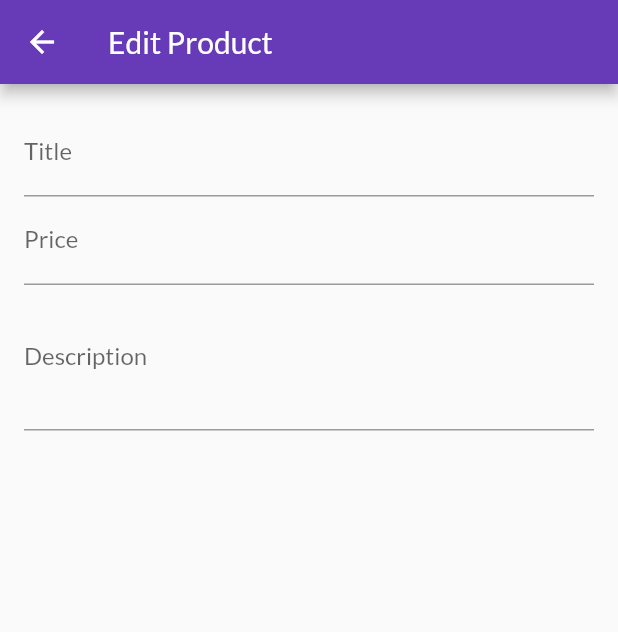
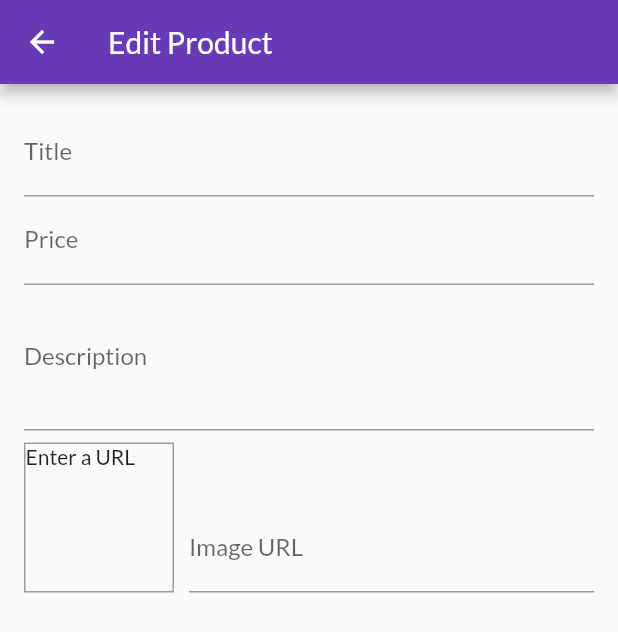
Before and after one commit to emtalen/shop_app, a Flutter app: the EditProductScreen screen opened by its route, on a phone screen of 412 x 824 dp. Shown: the top 632 px of the screen. Run offline on Flutter 3.47's test engine with Material 2 defaults, Android fonts, the phone set to English and light mode, and no system bars; network calls fail.

Commit message:
adding a image uploader and a preview of the image

```diff
--- a/lib/screens/edit_product_screen.dart
+++ b/lib/screens/edit_product_screen.dart
@@ -9,12 +9,29 @@ class EditProductScreen extends StatefulWidget {
 class _EditProductScreenState extends State<EditProductScreen> {
   final _priceFocusNode = FocusNode();
   final _descriptionFocusNode = FocusNode();
+  final _imageUrlController = TextEditingController();
+  final _imageUrlFocusNode = FocusNode();
+
+  @override
+  void initState() {
+    _imageUrlFocusNode.addListener(_updateImageUrl);
+    super.initState();
+  }
 
   @override
   void dispose() {
+    _imageUrlFocusNode.removeListener(_updateImageUrl);
     _priceFocusNode.dispose();
     _descriptionFocusNode.dispose();
+    _imageUrlController.dispose();
+    _imageUrlFocusNode.dispose();
     super.dispose();
+  }
+
+  void _updateImageUrl() {
+    if (!_imageUrlFocusNode.hasFocus) {
+      setState(() {});
+    }
   }
 
   Widget build(BuildContext context) {
@@ -49,6 +66,38 @@ class _EditProductScreenState extends State<EditProductScreen> {
                   maxLines: 3,
                   keyboardType: TextInputType.multiline,
                 ),
+                Row(
+                  crossAxisAlignment: CrossAxisAlignment.end,
+                  children: [
+                    Container(
+                        width: 100,
+                        height: 100,
+                        margin: EdgeInsets.only(top: 8, right: 10),
+                        decoration: BoxDecoration(
+                          border: Border.all(width: 1, color: Colors.grey),
+                        ),
+                        child: _imageUrlController.text.isEmpty
+                            ? Text('Enter a URL')
+                            : FittedBox(
+                                child: Image.network(
+                                  _imageUrlController.text,
+                                  fit: BoxFit.cover,
+                                ),
+                              )),
+                    Expanded(
+                      child: TextFormField(
+                        decoration: InputDecoration(labelText: 'Image URL'),
+                        keyboardType: TextInputType.url,
+                        textInputAction: TextInputAction.done,
+                        controller: _imageUrlController,
+                        focusNode: _imageUrlFocusNode,
+                        onEditingComplete: () {
+                          setState(() {});
+                        },
+                      ),
+                    ),
+                  ],
+                )
               ],
             ),
           ),
```
